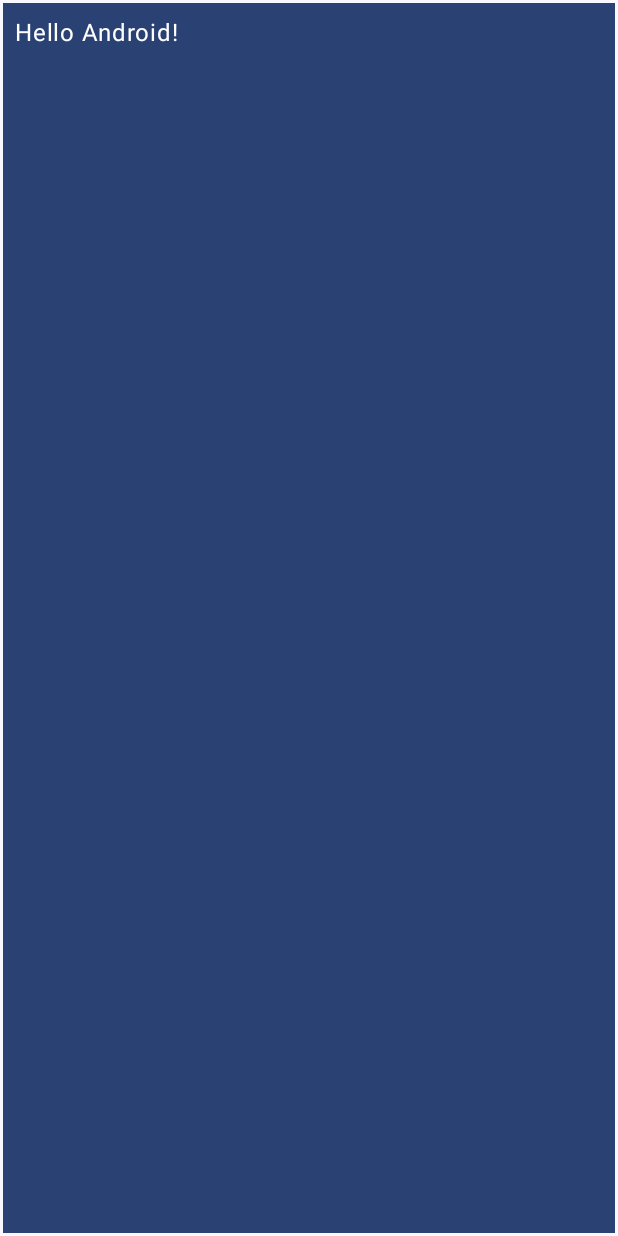
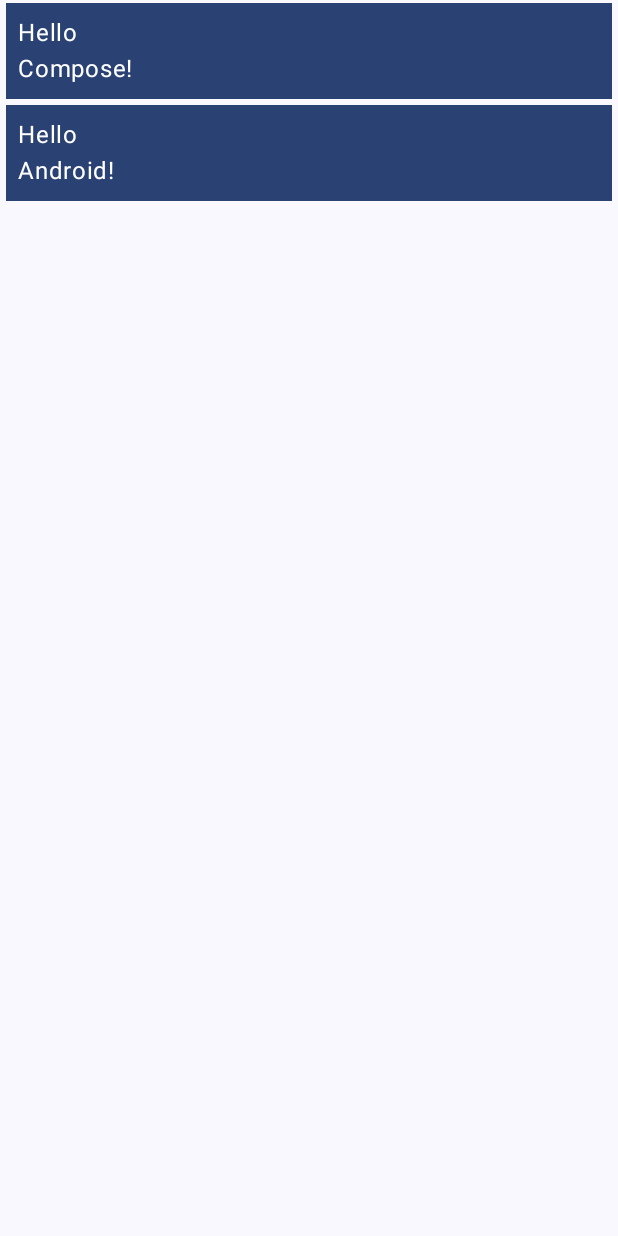
Before and after one commit to hamidrezafarahani/SecondComposeSampleApp, an Android app built with Jetpack Compose: the screen it shows after launch (MainActivity), on a phone screen of 412 x 824 dp. Run offline under Robolectric (Android 15) with nearby library versions, the phone set to English and light mode, and no system bars.

Commit message:
change ui, use column

```diff
--- a/app/src/main/java/com/example/secondcomposesampleapp/MainActivity.kt
+++ b/app/src/main/java/com/example/secondcomposesampleapp/MainActivity.kt
@@ -4,7 +4,9 @@ import android.content.res.Configuration
 import android.os.Bundle
 import androidx.activity.ComponentActivity
 import androidx.activity.compose.setContent
+import androidx.compose.foundation.layout.Column
 import androidx.compose.foundation.layout.fillMaxSize
+import androidx.compose.foundation.layout.fillMaxWidth
 import androidx.compose.foundation.layout.padding
 import androidx.compose.material3.MaterialTheme
 import androidx.compose.material3.Surface
@@ -20,7 +22,7 @@ class MainActivity : ComponentActivity() {
         super.onCreate(savedInstanceState)
         setContent {
             SecondComposeSampleAppTheme {
-                App(modifier = Modifier.fillMaxSize(), name = "Android")
+                App(modifier = Modifier.fillMaxSize())
             }
         }
     }
@@ -30,22 +32,32 @@ class MainActivity : ComponentActivity() {
 fun Greeting(name: String, modifier: Modifier = Modifier) {
     Surface(
         color = MaterialTheme.colorScheme.primary,
-        modifier = modifier.padding(2.dp)
+        modifier = modifier.padding(vertical = 2.dp, horizontal = 4.dp)
     ) {
-        Text(
-            text = "Hello $name!",
-            modifier = modifier.padding(8.dp)
-        )
+        Column(
+            modifier = modifier
+                .fillMaxWidth()
+                .padding(8.dp)
+        ) {
+            Text(text = "Hello")
+            Text(
+                text = "$name!",
+            )
+        }
     }
 }
 
 @Composable
-fun App(modifier: Modifier = Modifier, name: String) {
+fun App(modifier: Modifier = Modifier, names: List<String> = listOf("Compose", "Android")) {
     Surface(
         modifier = modifier,
         color = MaterialTheme.colorScheme.background
     ) {
-        Greeting(name = name)
+        Column {
+            for (name in names) {
+                Greeting(name = name)
+            }
+        }
     }
 }
 
@@ -54,6 +66,6 @@ fun App(modifier: Modifier = Modifier, name: String) {
 @Composable
 fun GreetingPreview() {
     SecondComposeSampleAppTheme {
-        App(name = "Android")
+        App()
     }
 }
```
